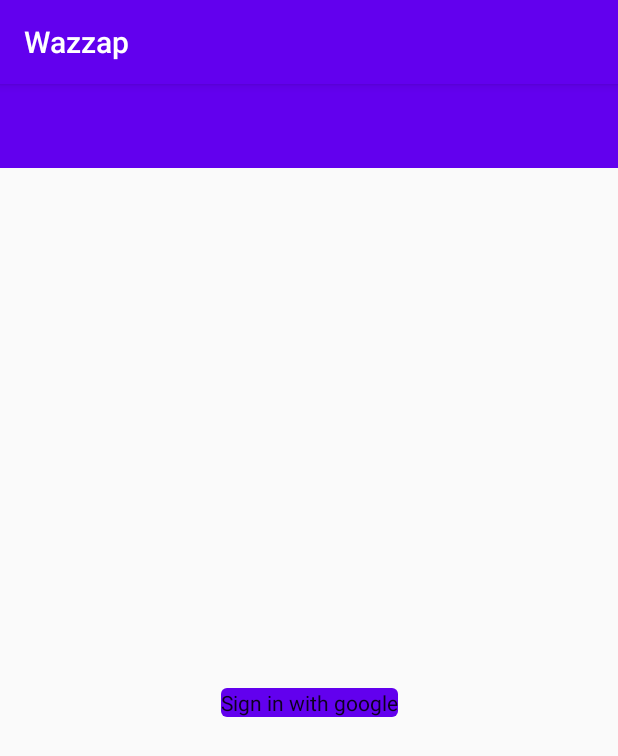
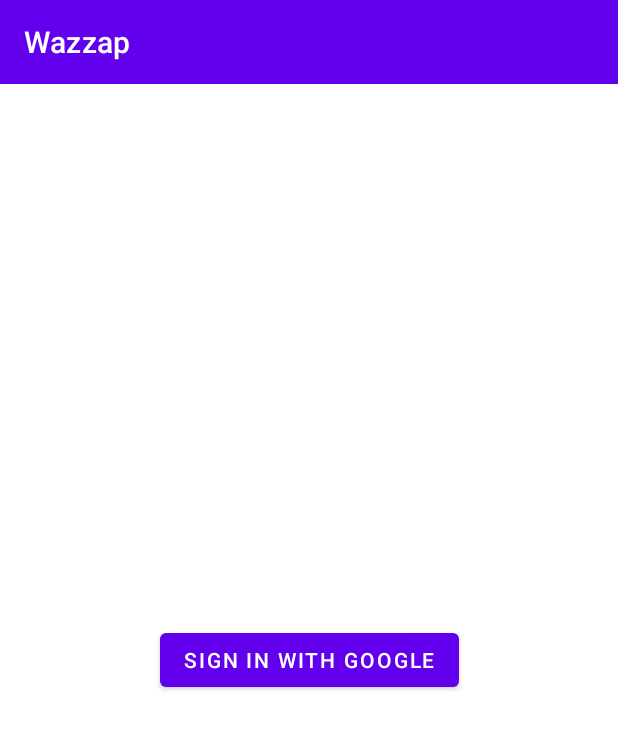
Before and after one commit to t-regbs/Wazzap, an Android app: the screen it shows after launch (MainActivity), on a phone screen of 412 x 824 dp. Shown: the top 756 px of the screen. Run offline under Robolectric (Android 15) with nearby library versions, the phone set to English and light mode, and no system bars; our stand-ins replace Firebase (no records; nobody signed in at launch, a user with empty details on screens opened directly); libraries missing offline, so code that uses them is left out: com.firebase.ui.

```diff
--- a/app/build.gradle
+++ b/app/build.gradle
@@ -21,6 +21,7 @@ android {
 
     buildFeatures {
         dataBinding = true
+        viewBinding = true
     }
 
     kotlinOptions {
--- a/app/src/main/java/com/example/wazzap/MainActivity.kt
+++ b/app/src/main/java/com/example/wazzap/MainActivity.kt
@@ -1,15 +1,40 @@
 package com.example.wazzap
 
+import android.app.Activity
+import android.content.Intent
 import androidx.appcompat.app.AppCompatActivity
 import android.os.Bundle
+import android.widget.Toast
 import androidx.appcompat.widget.Toolbar
+import androidx.navigation.NavController
+import androidx.navigation.Navigation
+import androidx.navigation.findNavController
+import com.example.wazzap.firebase.authentication.AuthenticationManager
+import com.example.wazzap.firebase.authentication.RC_SIGN_IN
 
 class MainActivity : AppCompatActivity() {
+
+    private val authenticationManager by lazy { AuthenticationManager() }
+    private lateinit var navController: NavController
     override fun onCreate(savedInstanceState: Bundle?) {
         super.onCreate(savedInstanceState)
         setContentView(R.layout.activity_main)
 
         val toolbar = findViewById<Toolbar>(R.id.toolbar)
         setSupportActionBar(toolbar)
+        navController = Navigation.findNavController(this, R.id.nav_host_fragment)
+    }
+
+
+    override fun onActivityResult(requestCode: Int, resultCode: Int, data: Intent?) {
+        super.onActivityResult(requestCode, resultCode, data)
+
+        if (requestCode == RC_SIGN_IN) {
+            if (resultCode == Activity.RESULT_OK) {
+                navController.navigate(LoggedOutGraphDirections.loggedOutToLoggedIn(authenticationManager.getCurrentUser()))
+            } else {
+                Toast.makeText(this, getString(R.string.sign_in_fail), Toast.LENGTH_SHORT).show()
+            }
+        }
     }
 }
--- a/app/src/main/java/com/example/wazzap/ui/LoginFragment.kt
+++ /dev/null
@@ -1,20 +0,0 @@
-package com.example.wazzap.ui
-
-import android.os.Bundle
-import android.view.LayoutInflater
-import android.view.View
-import android.view.ViewGroup
-import androidx.fragment.app.Fragment
-import com.example.wazzap.R
-
-class LoginFragment : Fragment() {
-
-    override fun onCreateView(
-        inflater: LayoutInflater, container: ViewGroup?,
-        savedInstanceState: Bundle?
-    ): View? {
-        // Inflate the layout for this fragment
-        return inflater.inflate(R.layout.fragment_login, container, false)
-    }
-
-}
--- /dev/null
+++ b/app/src/main/java/com/example/wazzap/ui/login/LoginFragment.kt
@@ -0,0 +1,32 @@
+package com.example.wazzap.ui.login
+
+import android.os.Bundle
+import android.view.LayoutInflater
+import android.view.View
+import android.view.ViewGroup
+import androidx.fragment.app.Fragment
+import com.example.wazzap.R
+import com.example.wazzap.databinding.FragmentLoginBinding
+import com.example.wazzap.firebase.authentication.AuthenticationManager
+
+class LoginFragment : Fragment() {
+
+    private val authenticationManager by lazy { AuthenticationManager() }
+    private lateinit var binding: FragmentLoginBinding
+
+    override fun onCreateView(
+        inflater: LayoutInflater, container: ViewGroup?,
+        savedInstanceState: Bundle?
+    ): View? {
+        // Inflate the layout for this fragment
+        binding = FragmentLoginBinding.inflate(inflater, container, false)
+        return binding.root
+    }
+
+    override fun onViewCreated(view: View, savedInstanceState: Bundle?) {
+        super.onViewCreated(view, savedInstanceState)
+        binding.googleSignInButton.setOnClickListener {
+            authenticationManager.startSignInFlow(requireActivity())
+        }
+    }
+}
--- a/app/src/main/res/layout/fragment_login.xml
+++ b/app/src/main/res/layout/fragment_login.xml
@@ -4,7 +4,7 @@
     android:layout_height="match_parent"
     xmlns:app="http://schemas.android.com/apk/res-auto"
     xmlns:tools="http://schemas.android.com/tools"
-    tools:context=".ui.LoginFragment">
+    tools:context=".ui.login.LoginFragment">
 
     <com.google.android.material.button.MaterialButton
         android:id="@+id/googleSignInButton"
--- a/app/src/main/res/navigation/nav_graph.xml
+++ b/app/src/main/res/navigation/nav_graph.xml
@@ -82,7 +82,7 @@
 
         <fragment
             android:id="@+id/login_fragment"
-            android:name="com.example.wazzap.ui.LoginFragment"
+            android:name="com.example.wazzap.ui.login.LoginFragment"
             tools:layout="@layout/fragment_login"/>
     </navigation>
 
--- a/app/src/main/res/values/strings.xml
+++ b/app/src/main/res/values/strings.xml
@@ -6,4 +6,5 @@
     <string name="post">Post</string>
     <string name="type_here">Type here</string>
     <string name="logout">Logout</string>
+    <string name="sign_in_fail">Sign in failed</string>
 </resources>
--- a/app/src/main/res/values/styles.xml
+++ b/app/src/main/res/values/styles.xml
@@ -1,6 +1,6 @@
 <resources>
     <!-- Base application theme. -->
-    <style name="AppTheme" parent="Theme.AppCompat.Light.DarkActionBar">
+    <style name="AppTheme" parent="Theme.MaterialComponents.Light.NoActionBar">
         <!-- Customize your theme here. -->
         <item name="colorPrimary">@color/colorPrimary</item>
         <item name="colorPrimaryDark">@color/colorPrimaryDark</item>
```
Also changed, not shown: app/src/main/java/com/example/wazzap/ui/home/HomeFragment.kt (+9 -3 lines), app/src/main/java/com/example/wazzap/ui/login/LoginViewModel.kt (added, +13 -0 lines).
